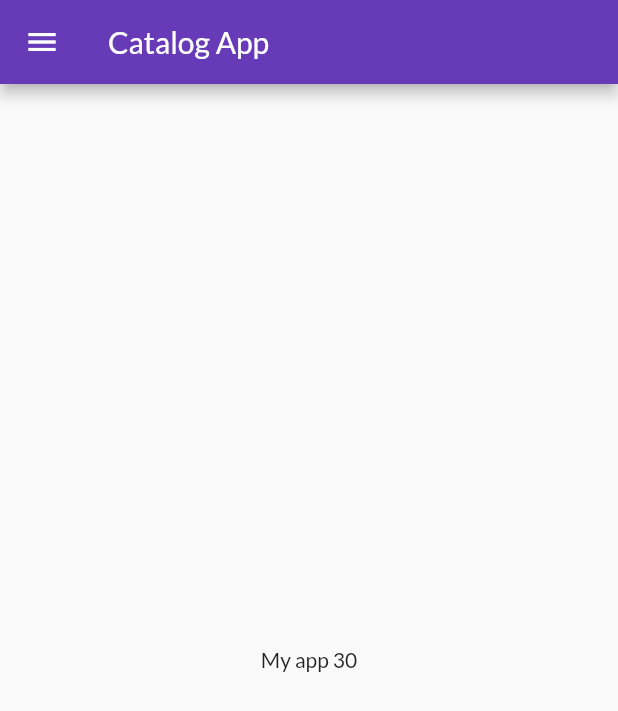
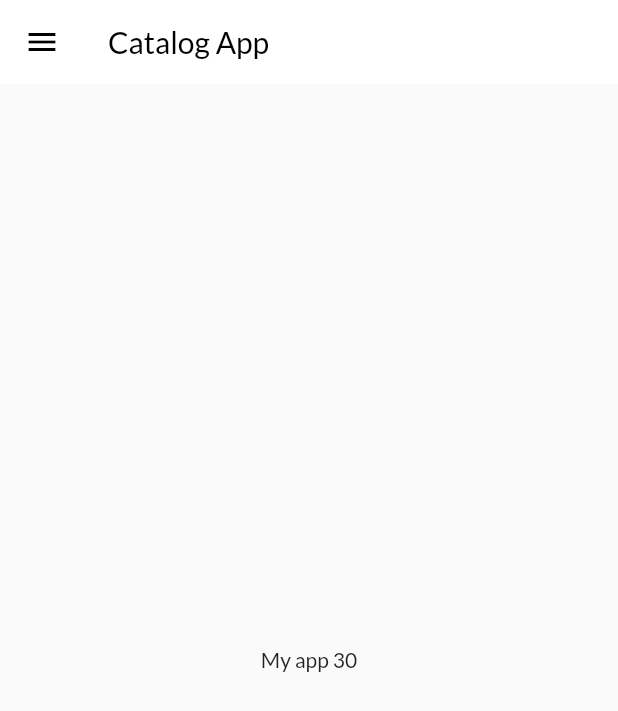
Before and after one commit to vibhavTr/flutter_Catalog, a Flutter app: the screen it shows after launch, on a phone screen of 412 x 824 dp. Shown: the top 711 px of the screen. Run offline on Flutter 3.47's test engine with Material 2 defaults, Android fonts, the phone set to English and light mode, and no system bars; our stand-ins replace google_fonts; missing offline and left inert: dart:ffi.

Commit message:
Theme Extracted

```diff
--- a/lib/main.dart
+++ b/lib/main.dart
@@ -2,6 +2,7 @@ import 'package:flutter/material.dart';
 import 'package:flutter_catalog/pages/home_page.dart';
 import 'package:flutter_catalog/pages/login_page.dart';
 import 'package:flutter_catalog/utils/routes.dart';
+import 'package:flutter_catalog/widgets/themes.dart';
 import 'package:google_fonts/google_fonts.dart';
 
 void main() {
@@ -15,14 +16,9 @@ class MyApp extends StatelessWidget {
   Widget build(BuildContext context) {
     return MaterialApp(
       themeMode: ThemeMode.light,
-      theme: ThemeData(
-        primarySwatch: Colors.deepPurple,
-        fontFamily: GoogleFonts.lato().fontFamily,
-      ),
+      theme: MyTheme.lightTheme(context),
       debugShowCheckedModeBanner: false,
-      darkTheme: ThemeData(
-        brightness: Brightness.dark,
-      ),
+      darkTheme: MyTheme.darkTheme(context),
       initialRoute: MyRoutes.homeRoute,
       routes: {
         "/": (context) => const LoginPage(),
--- a/lib/pages/home_page.dart
+++ b/lib/pages/home_page.dart
@@ -11,7 +11,9 @@ class HomePage extends StatelessWidget {
     int days = 30;
     return Scaffold(
       appBar: AppBar(
-        title: const Text("Catalog App"),
+        title: const Text(
+          "Catalog App",
+        ),
       ),
       body: Center(
         child: Text('My app $days'),
--- /dev/null
+++ b/lib/widgets/themes.dart
@@ -0,0 +1,20 @@
+import 'package:flutter/material.dart';
+import 'package:google_fonts/google_fonts.dart';
+
+class MyTheme {
+  static ThemeData lightTheme(BuildContext context) => ThemeData(
+        primarySwatch: Colors.deepPurple,
+        fontFamily: GoogleFonts.lato().fontFamily,
+        appBarTheme: const AppBarTheme(
+          elevation: 0.0,
+          backgroundColor: Colors.white,
+          iconTheme: IconThemeData(
+            color: Colors.black,
+          ),
+          foregroundColor: Colors.black,
+        ),
+      );
+  static ThemeData darkTheme(BuildContext context) => ThemeData(
+        brightness: Brightness.dark,
+      );
+}
```
